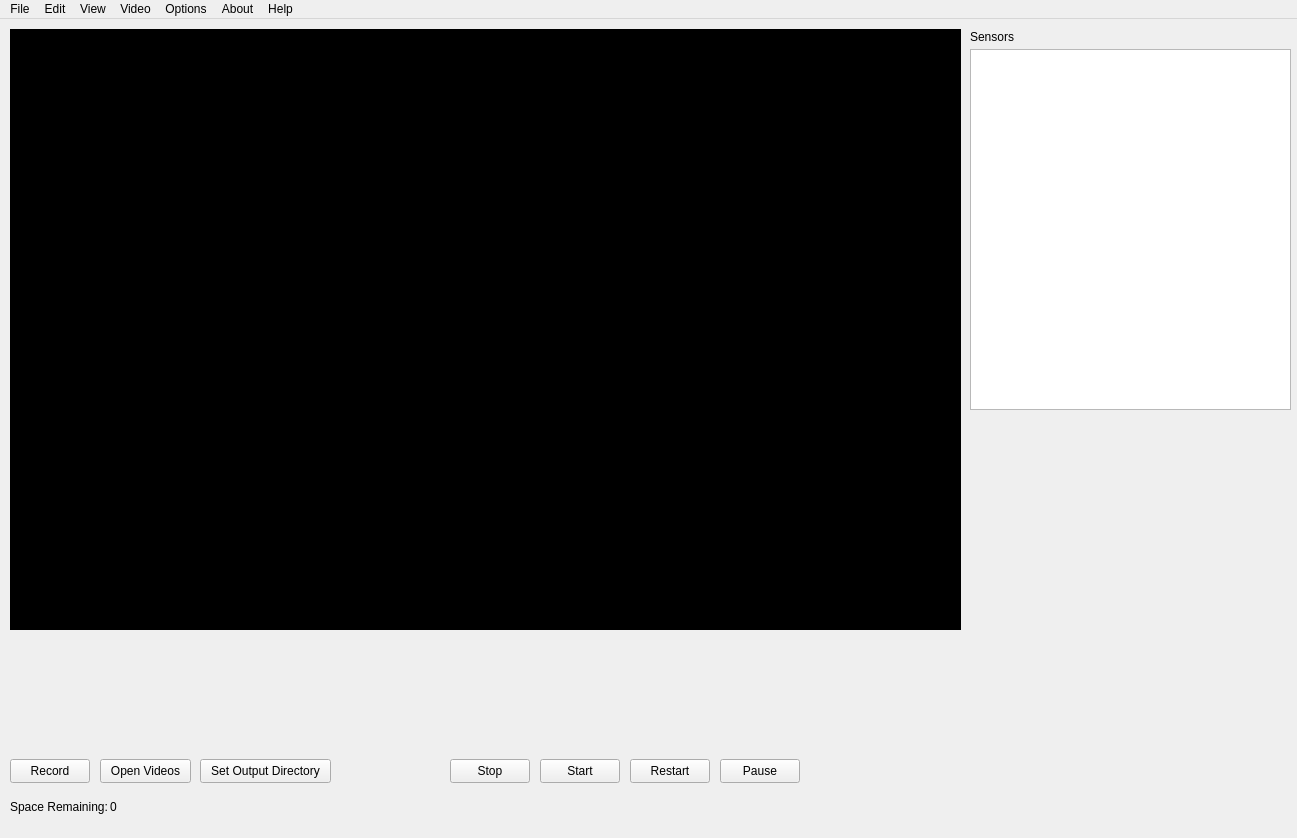
Qt form AtmosphericSensorSystem/MainWindow.ui (m-riley04/ModularSensorSystem) before a commit.
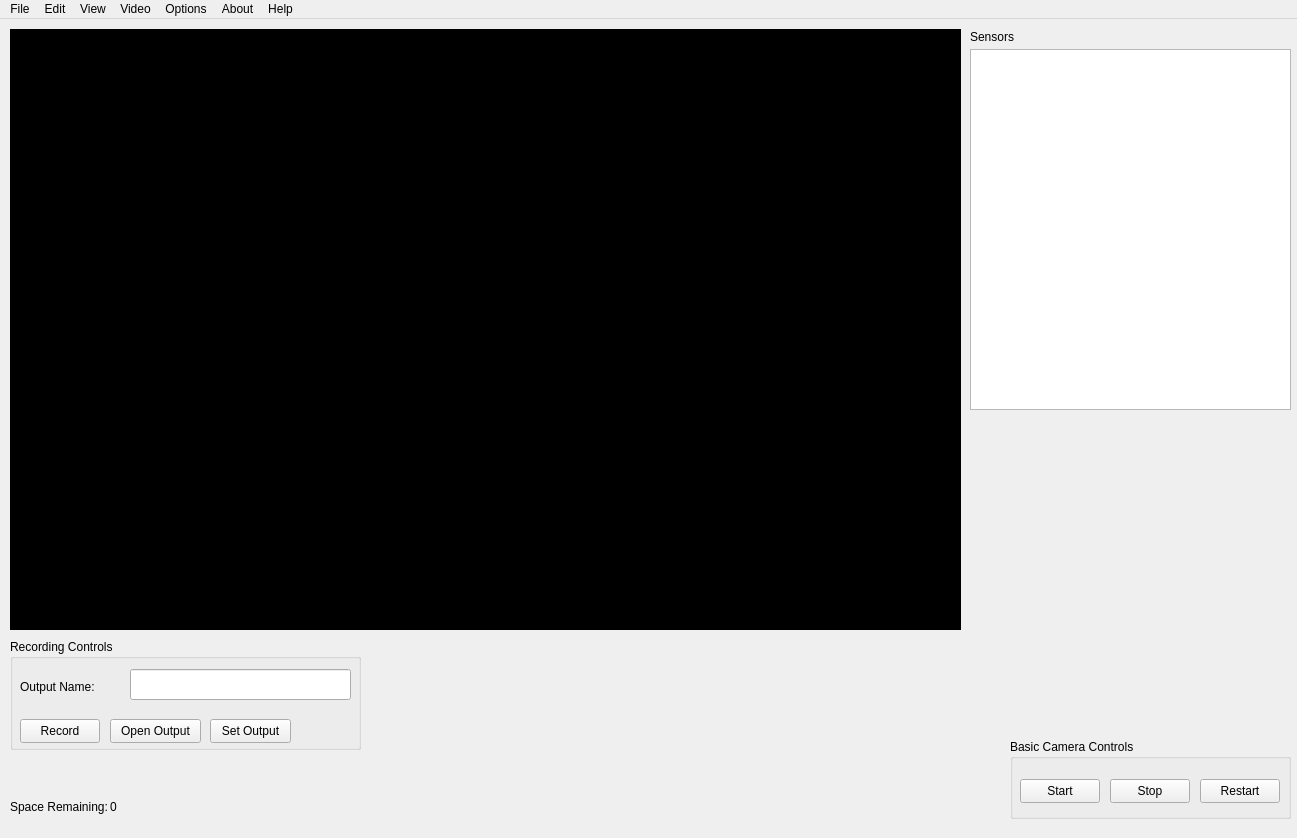
The same form after that commit.

Commit message: implement video writing

```diff
--- a/AtmosphericSensorSystem/MainWindow.ui
+++ b/AtmosphericSensorSystem/MainWindow.ui
@@ -14,32 +14,6 @@
    <string>MainWindow</string>
   </property>
   <widget class="QWidget" name="centralWidget">
-   <widget class="QPushButton" name="buttonRecord">
-    <property name="geometry">
-     <rect>
-      <x>10</x>
-      <y>740</y>
-      <width>80</width>
-      <height>24</height>
-     </rect>
-    </property>
-    <property name="text">
-     <string>Record</string>
-    </property>
-   </widget>
-   <widget class="QPushButton" name="buttonOpenOutputDirectory">
-    <property name="geometry">
-     <rect>
-      <x>100</x>
-      <y>740</y>
-      <width>91</width>
-      <height>24</height>
-     </rect>
-    </property>
-    <property name="text">
-     <string>Open Videos</string>
-    </property>
-   </widget>
    <widget class="QLabel" name="label">
     <property name="geometry">
      <rect>
@@ -66,19 +40,6 @@
      <string>0</string>
     </property>
    </widget>
-   <widget class="QPushButton" name="buttonSetOutputDirectory">
-    <property name="geometry">
-     <rect>
-      <x>200</x>
-      <y>740</y>
-      <width>131</width>
-      <height>24</height>
-     </rect>
-    </property>
-    <property name="text">
-     <string>Set Output Directory</string>
-    </property>
-   </widget>
    <widget class="QLabel" name="video">
     <property name="geometry">
      <rect>
@@ -95,58 +56,6 @@
      <string/>
     </property>
    </widget>
-   <widget class="QPushButton" name="buttonStop">
-    <property name="geometry">
-     <rect>
-      <x>450</x>
-      <y>740</y>
-      <width>80</width>
-      <height>24</height>
-     </rect>
-    </property>
-    <property name="text">
-     <string>Stop</string>
-    </property>
-   </widget>
-   <widget class="QPushButton" name="buttonStart">
-    <property name="geometry">
-     <rect>
-      <x>540</x>
-      <y>740</y>
-      <width>80</width>
-      <height>24</height>
-     </rect>
-    </property>
-    <property name="text">
-     <string>Start</string>
-    </property>
-   </widget>
-   <widget class="QPushButton" name="buttonRestart">
-    <property name="geometry">
-     <rect>
-      <x>630</x>
-      <y>740</y>
-      <width>80</width>
-      <height>24</height>
-     </rect>
-    </property>
-    <property name="text">
-     <string>Restart</string>
-    </property>
-   </widget>
-   <widget class="QPushButton" name="buttonPause">
-    <property name="geometry">
-     <rect>
-      <x>720</x>
-      <y>740</y>
-      <width>80</width>
-      <height>24</height>
-     </rect>
-    </property>
-    <property name="text">
-     <string>Pause</string>
-    </property>
-   </widget>
    <widget class="QListWidget" name="sensorsList">
     <property name="geometry">
      <rect>
@@ -170,6 +79,133 @@
      <string>Sensors</string>
     </property>
    </widget>
+   <widget class="QGroupBox" name="groupBox">
+    <property name="geometry">
+     <rect>
+      <x>1010</x>
+      <y>720</y>
+      <width>281</width>
+      <height>80</height>
+     </rect>
+    </property>
+    <property name="title">
+     <string>Basic Camera Controls</string>
+    </property>
+    <widget class="QPushButton" name="buttonStart">
+     <property name="geometry">
+      <rect>
+       <x>10</x>
+       <y>40</y>
+       <width>80</width>
+       <height>24</height>
+      </rect>
+     </property>
+     <property name="text">
+      <string>Start</string>
+     </property>
+    </widget>
+    <widget class="QPushButton" name="buttonStop">
+     <property name="geometry">
+      <rect>
+       <x>100</x>
+       <y>40</y>
+       <width>80</width>
+       <height>24</height>
+      </rect>
+     </property>
+     <property name="text">
+      <string>Stop</string>
+     </property>
+    </widget>
+    <widget class="QPushButton" name="buttonRestart">
+     <property name="geometry">
+      <rect>
+       <x>190</x>
+       <y>40</y>
+       <width>80</width>
+       <height>24</height>
+      </rect>
+     </property>
+     <property name="text">
+      <string>Restart</string>
+     </property>
+    </widget>
+   </widget>
+   <widget class="QGroupBox" name="groupBox_2">
+    <property name="geometry">
+     <rect>
+      <x>10</x>
+      <y>620</y>
+      <width>351</width>
+      <height>111</height>
+     </rect>
+    </property>
+    <property name="title">
+     <string>Recording Controls</string>
+    </property>
+    <widget class="QPushButton" name="buttonRecord">
+     <property name="geometry">
+      <rect>
+       <x>10</x>
+       <y>80</y>
+       <width>80</width>
+       <height>24</height>
+      </rect>
+     </property>
+     <property name="text">
+      <string>Record</string>
+     </property>
+    </widget>
+    <widget class="QPushButton" name="buttonOpenOutputDirectory">
+     <property name="geometry">
+      <rect>
+       <x>100</x>
+       <y>80</y>
+       <width>91</width>
+       <height>24</height>
+      </rect>
+     </property>
+     <property name="text">
+      <string>Open Output</string>
+     </property>
+    </widget>
+    <widget class="QPushButton" name="buttonSetOutputDirectory">
+     <property name="geometry">
+      <rect>
+       <x>200</x>
+       <y>80</y>
+       <width>81</width>
+       <height>24</height>
+      </rect>
+     </property>
+     <property name="text">
+      <string>Set Output</string>
+     </property>
+    </widget>
+    <widget class="QLineEdit" name="outputLineEdit">
+     <property name="geometry">
+      <rect>
+       <x>120</x>
+       <y>30</y>
+       <width>221</width>
+       <height>31</height>
+      </rect>
+     </property>
+    </widget>
+    <widget class="QLabel" name="label_3">
+     <property name="geometry">
+      <rect>
+       <x>10</x>
+       <y>40</y>
+       <width>101</width>
+       <height>16</height>
+      </rect>
+     </property>
+     <property name="text">
+      <string>Output Name:</string>
+     </property>
+    </widget>
+   </widget>
   </widget>
   <widget class="QMenuBar" name="menuBar">
    <property name="geometry">
```
The commit also changes 8 other files.
